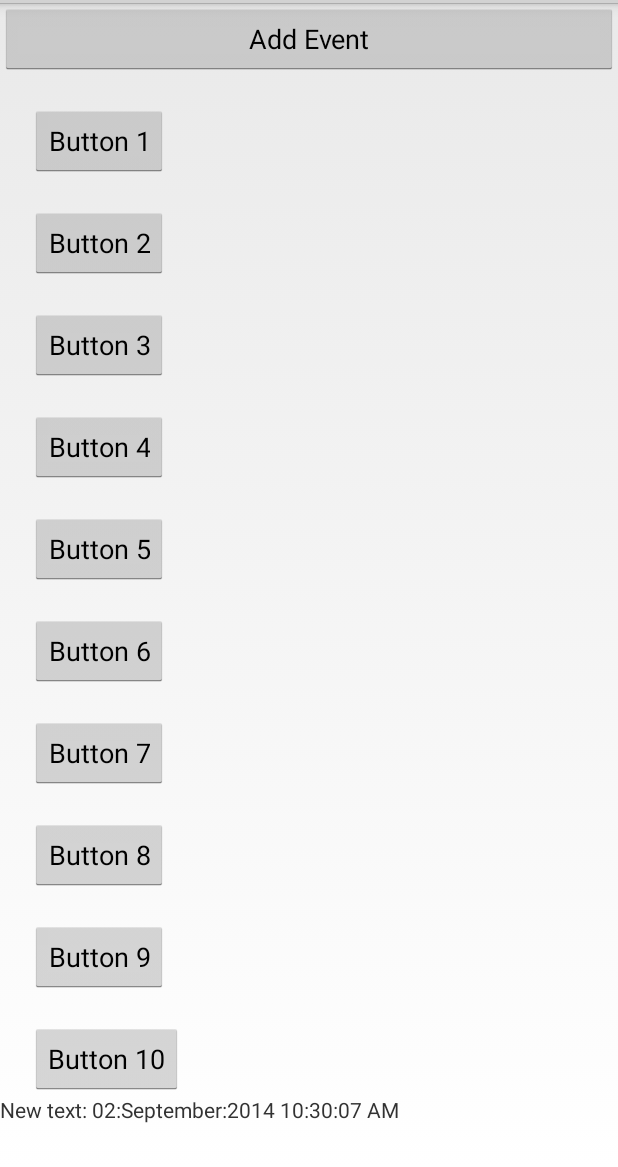
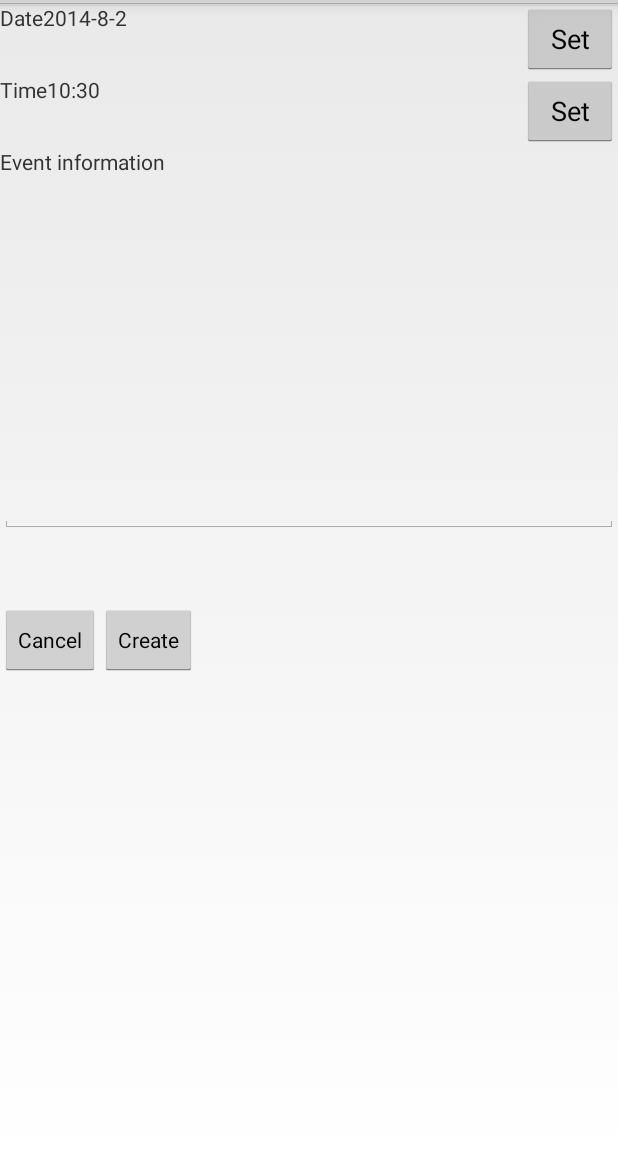
Before and after one commit to souravkhandelwal/diary, an Android app: the screen it shows after launch (MainActivity before the commit, EditEventActivity after it), after a tap on "Add Event", on a phone screen of 412 x 824 dp, the part 69-1236 px from its top. Run offline under Robolectric (Android 15) with nearby library versions, the phone set to English and light mode, and no system bars; plain views replace PieChart.

Commit message:
add New Edit activity and some data models and integrate edit with main activity

```diff
--- a/diary-app/app/src/main/AndroidManifest.xml
+++ b/diary-app/app/src/main/AndroidManifest.xml
@@ -22,6 +22,7 @@
                 <category android:name="android.intent.category.LAUNCHER" />
             </intent-filter>
         </activity>
+        <activity android:name=".EditEventActivity" />
     </application>
 
 </manifest>
--- /dev/null
+++ b/diary-app/app/src/main/java/com/hackers/diary/EditEventActivity.java
@@ -0,0 +1,102 @@
+package com.hackers.diary;
+
+import android.app.Activity;
+import android.app.DatePickerDialog;
+import android.app.TimePickerDialog;
+import android.content.Intent;
+import android.os.Bundle;
+import android.view.View;
+import android.widget.Button;
+import android.widget.DatePicker;
+import android.widget.EditText;
+import android.widget.TextView;
+import android.widget.TimePicker;
+
+import com.hackers.diary.constants.EventEnum;
+import com.hackers.diary.database.DbManager;
+
+import java.util.Calendar;
+
+public class EditEventActivity extends Activity
+        implements DatePickerDialog.OnDateSetListener, TimePickerDialog.OnTimeSetListener {
+
+    private TextView dateValue, timeValue;
+    private EditText eventData;
+    private Button dateButton, timeButton, cancelButton, createButton;
+
+    private int year, month, date, hour, minute;
+
+    @Override
+    protected void onCreate(Bundle savedInstanceState) {
+        super.onCreate(savedInstanceState);
+        setContentView(R.layout.edit_event);
+
+        dateButton = (Button) findViewById(R.id.dateButton);
+        timeButton = (Button) findViewById(R.id.timeButton);
+
+        cancelButton = (Button) findViewById(R.id.cancelButton);
+        createButton = (Button) findViewById(R.id.createButton);
+
+        dateValue = (TextView) findViewById(R.id.dateValue);
+        timeValue = (TextView) findViewById(R.id.timeValue);
+
+        eventData = (EditText) findViewById(R.id.eventData);
+
+        final Calendar c = Calendar.getInstance();
+        year = c.get(Calendar.YEAR);
+        month = c.get(Calendar.MONTH);
+        date = c.get(Calendar.DAY_OF_MONTH);
+        hour = c.get(Calendar.HOUR_OF_DAY);
+        minute = c.get(Calendar.MINUTE);
+        updateDateTimeValue();
+    }
+
+    public void onDateSelect(View view) {
+        DatePickerDialog datePickerDialog = new DatePickerDialog(this, this, year, month, date);
+        datePickerDialog.getDatePicker().setCalendarViewShown(false);
+        datePickerDialog.show();
+    }
+
+    public void onTimeSelect(View view) {
+        TimePickerDialog timePickerDialog = new TimePickerDialog(this, this, hour, minute, true);
+        timePickerDialog.show();
+    }
+
+    public void onCancel(View view) {
+        setResult(RESULT_CANCELED);
+        finish();
+    }
+
+    public void onCreate(View view) {
+        Bundle bundle = new Bundle();
+        Calendar c = Calendar.getInstance();
+        c.set(year, month - 1, date, hour, minute);
+        bundle.putLong(DbManager.KEY_START_TIME, c.getTimeInMillis());
+        bundle.putInt(DbManager.KEY_EVENT_TYPE, EventEnum.HOME.ordinal());
+        bundle.putString(DbManager.KEY_EVENT_DATA, eventData.getText().toString());
+        Intent intent = new Intent();
+        intent.putExtras(bundle);
+        setResult(RESULT_OK, intent);
+        finish();
+    }
+
+    @Override
+    public void onDateSet(DatePicker datePicker, int year, int month, int date) {
+        this.year = year;
+        this.month = month;
+        this.date = date;
+        updateDateTimeValue();
+    }
+
+    @Override
+    public void onTimeSet(TimePicker timePicker, int hour, int minute) {
+        this.hour = hour;
+        this.minute = minute;
+        updateDateTimeValue();
+    }
+
+    private void updateDateTimeValue() {
+        dateValue.setText(year + "-" + month + "-" + date);
+        timeValue.setText(hour + ":" + minute);
+    }
+}
--- a/diary-app/app/src/main/java/com/hackers/diary/MainActivity.java
+++ b/diary-app/app/src/main/java/com/hackers/diary/MainActivity.java
@@ -15,18 +15,28 @@
 
 package com.hackers.diary;
 
-import java.text.SimpleDateFormat;
-import java.util.Calendar;
-
 import android.app.ActionBar.LayoutParams;
 import android.app.Activity;
+import android.content.Intent;
 import android.content.res.Resources;
 import android.os.Bundle;
 import android.view.View;
-import android.widget.LinearLayout;
+import android.widget.Button;
 import android.widget.TextView;
+import android.widget.Toast;
+
+import com.hackers.diary.database.DbManager;
+
+import java.util.Date;
 
 public class MainActivity extends Activity {
+
+    private static final int CREATE_EVENT = 0;
+
+    private DbManager dbManager;
+
+    private Button addEvent;
+
     /**
      * Called when the activity is first created.
      */
@@ -35,18 +45,16 @@ public class MainActivity extends Activity {
         super.onCreate(savedInstanceState);
 
         Resources res = getResources();
-
+        dbManager = new DbManager(this);
+        dbManager.open();
         setContentView(R.layout.main);
 
+        addEvent = (Button) findViewById(R.id.addEvent);
     }
 
     public void addEvent(View view) {
-    	Calendar c = Calendar.getInstance();
-    	SimpleDateFormat sdf = new SimpleDateFormat("dd:MMMM:yyyy HH:mm:ss a");
-    	String strDate = sdf.format(c.getTime());
-
-    	LinearLayout mainView = (LinearLayout) findViewById(R.id.MainScroll);
-    	mainView.addView(createNewTextView(strDate));
+        Intent intent = new Intent(this, EditEventActivity.class);
+        startActivityForResult(intent, CREATE_EVENT);
     }
 
     private TextView createNewTextView(String text) {
@@ -56,4 +64,25 @@ public class MainActivity extends Activity {
         textView.setText("New text: " + text);
         return textView;
     }
+
+    @Override
+    protected void onActivityResult(int requestCode, int resultCode, Intent intent) {
+        super.onActivityResult(requestCode, resultCode, intent);
+        switch (requestCode) {
+            case CREATE_EVENT:
+                if (resultCode == RESULT_OK) {
+                    Bundle extras = intent.getExtras();
+                    long status = dbManager.createEvent(
+                            new Date(extras.getLong(DbManager.KEY_START_TIME)),
+                            extras.getInt(DbManager.KEY_EVENT_TYPE),
+                            extras.getString(DbManager.KEY_EVENT_DATA));
+                    Toast toast = Toast.makeText(this, "Created" + status, 10);
+                    toast.show();
+                } else {
+                    Toast.makeText(this, "action cancelled", 10).show();
+                }
+                break;
+
+        }
+    }
 }
--- /dev/null
+++ b/diary-app/app/src/main/java/com/hackers/diary/database/DbManager.java
@@ -0,0 +1,107 @@
+package com.hackers.diary.database;
+
+import android.content.ContentValues;
+import android.content.Context;
+import android.database.Cursor;
+import android.database.SQLException;
+import android.database.sqlite.SQLiteDatabase;
+import android.database.sqlite.SQLiteOpenHelper;
+import android.util.Log;
+
+import java.text.SimpleDateFormat;
+import java.util.Date;
+import java.util.Locale;
+
+public class DbManager {
+
+    public static final String KEY_ID = "_id";
+    public static final String KEY_START_TIME = "start_time";
+    public static final String KEY_EVENT_TYPE = "event_type";
+    public static final String KEY_EVENT_DATA = "event_data";
+    private static final String DATABASE_CREATE =
+            "create table events (" + KEY_ID + " integer primary key autoincrement, "
+                    + KEY_START_TIME + " TIMESTAMP NOT NULL, "
+                    + KEY_EVENT_TYPE + " integer NOT NULL,"
+                    + KEY_EVENT_DATA + " string);";
+    private static final String TAG = "DbManager";
+    private static final String DB_NAME = "data";
+    private static final String DB_TABLE = "events";
+    private static final int DB_VERSION = 2;
+    private final Context context;
+    private SQLiteDatabase database;
+
+    public DbManager(Context context) {
+        this.context = context;
+    }
+
+    public DbManager open() throws SQLException {
+        DatabaseHelper dbHelper = new DatabaseHelper(context);
+        database = dbHelper.getWritableDatabase();
+        return this;
+    }
+
+    public long createEvent(Date timestamp, int event_type, String event_data) {
+        ContentValues contentValues = new ContentValues();
+        contentValues.put(KEY_START_TIME, formatDate(timestamp));
+        contentValues.put(KEY_EVENT_TYPE, event_type);
+        contentValues.put(KEY_EVENT_DATA, event_data);
+
+        return database.insert(DB_TABLE, null /* nullColumnHack */, contentValues);
+    }
+
+    public boolean deleteEvent(long id) {
+        return database.delete(DB_TABLE, KEY_ID + "=" + id, null /* whereArgs */) > 0;
+    }
+
+    public Cursor fetchAllEvents() {
+        return database.query(DB_TABLE,
+                new String[]{KEY_ID, KEY_START_TIME, KEY_EVENT_TYPE, KEY_EVENT_DATA},
+                null, null, null, null, null);
+    }
+
+    public Cursor fetchEvent(long rowId) throws SQLException {
+        Cursor cursor = database.query(DB_TABLE,
+                new String[]{KEY_ID, KEY_START_TIME, KEY_EVENT_TYPE, KEY_EVENT_DATA},
+                KEY_ID + "=" + rowId,
+                null, null, null, null);
+        if (cursor != null) {
+            cursor.moveToFirst();
+        }
+        return cursor;
+    }
+
+    public boolean updateNote(long rowId, Date timestamp, int event_type, String event_data) {
+        ContentValues args = new ContentValues();
+        args.put(KEY_START_TIME, formatDate(timestamp));
+        args.put(KEY_EVENT_TYPE, event_type);
+        args.put(KEY_EVENT_DATA, event_data);
+
+        return database.update(DB_TABLE, args, KEY_ID + "=" + rowId, null) > 0;
+    }
+
+    private static class DatabaseHelper extends SQLiteOpenHelper {
+
+        DatabaseHelper(Context context) {
+            super(context, DB_NAME, null, DB_VERSION);
+        }
+
+        @Override
+        public void onCreate(SQLiteDatabase db) {
+            db.execSQL(DATABASE_CREATE);
+        }
+
+        @Override
+        public void onUpgrade(SQLiteDatabase db, int oldVersion, int newVersion) {
+            Log.w(TAG, "Upgrading database from version " + oldVersion + " to "
+                    + newVersion + ", which will destroy all old data");
+            db.execSQL("DROP TABLE IF EXISTS notes");
+            onCreate(db);
+        }
+    }
+
+    private static String formatDate(Date date) {
+        SimpleDateFormat dateFormat = new SimpleDateFormat(
+                "yyyy-MM-dd HH:mm:ss", Locale.getDefault());
+        return dateFormat.format(date);
+    }
+}
--- /dev/null
+++ b/diary-app/app/src/main/res/layout/edit_event.xml
@@ -0,0 +1,117 @@
+<?xml version="1.0" encoding="utf-8"?>
+
+<LinearLayout xmlns:android="http://schemas.android.com/apk/res/android"
+    android:orientation="vertical" android:layout_width="match_parent"
+    android:layout_height="match_parent"
+    android:weightSum="1">
+
+    <RelativeLayout
+        android:layout_width="match_parent"
+        android:layout_height="wrap_content"
+        android:layout_gravity="center_horizontal">
+
+        <TextView
+            android:layout_width="wrap_content"
+            android:layout_height="wrap_content"
+            android:text="@string/select_date"
+            android:id="@+id/selectDate"
+            android:layout_alignParentTop="true"
+            android:layout_alignParentLeft="true" />
+
+        <TextView
+            android:layout_width="wrap_content"
+            android:layout_height="wrap_content"
+            android:text=""
+            android:id="@+id/dateValue"
+            android:layout_alignParentTop="true"
+            android:layout_toRightOf="@+id/selectDate"  />
+
+        <Button
+            android:layout_width="wrap_content"
+            android:layout_height="wrap_content"
+            android:text="@string/set"
+            android:id="@+id/dateButton"
+            android:onClick="onDateSelect"
+            android:layout_alignParentTop="true"
+            android:layout_alignParentRight="true" />
+    </RelativeLayout>
+
+    <RelativeLayout
+        android:layout_width="match_parent"
+        android:layout_height="wrap_content"
+        android:layout_gravity="center_horizontal">
+
+        <TextView
+            android:layout_width="wrap_content"
+            android:layout_height="wrap_content"
+            android:text="@string/select_time"
+            android:id="@+id/selectTime"
+            android:layout_alignParentTop="true"
+            android:layout_alignParentLeft="true"/>
+
+        <TextView
+            android:layout_width="wrap_content"
+            android:layout_height="wrap_content"
+            android:text=""
+            android:id="@+id/timeValue"
+            android:layout_alignParentTop="true"
+            android:layout_toRightOf="@+id/selectTime"/>
+
+        <Button
+            android:layout_width="wrap_content"
+            android:layout_height="wrap_content"
+            android:text="@string/set"
+            android:id="@+id/timeButton"
+            android:onClick="onTimeSelect"
+            android:layout_alignParentTop="true"
+            android:layout_alignParentRight="true" />
+    </RelativeLayout>
+
+    <LinearLayout
+        android:orientation="vertical"
+        android:layout_width="match_parent"
+        android:layout_height="wrap_content"
+        android:layout_gravity="center_horizontal"
+        android:layout_weight="0.43"
+        android:weightSum="1">
+
+        <TextView
+            android:layout_width="wrap_content"
+            android:layout_height="wrap_content"
+            android:text="@string/event_data"
+            android:id="@+id/eventDataText" />
+
+        <EditText
+            android:layout_width="match_parent"
+            android:layout_height="wrap_content"
+            android:inputType="textMultiLine"
+            android:ems="10"
+            android:id="@+id/eventData"
+            android:layout_weight="0.81" />
+    </LinearLayout>
+
+    <LinearLayout
+        android:orientation="horizontal"
+        android:layout_width="match_parent"
+        android:layout_height="wrap_content"
+        android:layout_gravity="center_horizontal"
+        android:layout_weight="0.14">
+
+        <Button
+            style="?android:attr/buttonStyleSmall"
+            android:layout_width="wrap_content"
+            android:layout_height="wrap_content"
+            android:text="@string/cancel"
+            android:id="@+id/cancelButton"
+            android:onClick="onCancel" />
+
+        <Button
+            style="?android:attr/buttonStyleSmall"
+            android:layout_width="wrap_content"
+            android:layout_height="wrap_content"
+            android:text="@string/create"
+            android:id="@+id/createButton"
+            android:onClick="onCreate" />
+    </LinearLayout>
+
+</LinearLayout>
--- a/diary-app/app/src/main/res/layout/main.xml
+++ b/diary-app/app/src/main/res/layout/main.xml
@@ -22,7 +22,7 @@
         >
 
     <Button
-            android:id="@+id/AddEvent"
+            android:id="@+id/addEvent"
             android:layout_width="match_parent"
             android:layout_height="wrap_content"
             android:text="@string/add_button"
--- a/diary-app/app/src/main/res/values/strings.xml
+++ b/diary-app/app/src/main/res/values/strings.xml
@@ -17,4 +17,13 @@
 <resources>
     <string name="app_name">Diary</string>
     <string name="add_button">Add Event</string>
+
+
+    <!-- Edit event dialog -->
+    <string name="select_date">Date</string>
+    <string name="select_time">Time</string>
+    <string name="set">Set</string>
+    <string name="event_data">Event information</string>
+    <string name="create">Create</string>
+    <string name="cancel">Cancel</string>
 </resources>
```
Also changed, not shown: diary-app/app/src/main/java/com/hackers/diary/constants/EventData.java (added, +7 -0 lines), diary-app/app/src/main/java/com/hackers/diary/constants/EventEnum.java (added, +10 -0 lines), diary-app/app/src/main/java/com/hackers/diary/constants/LocationData.java (added, +14 -0 lines), diary-app/app/src/main/res/layout/date_time_picker.xml (added, +19 -0 lines).
